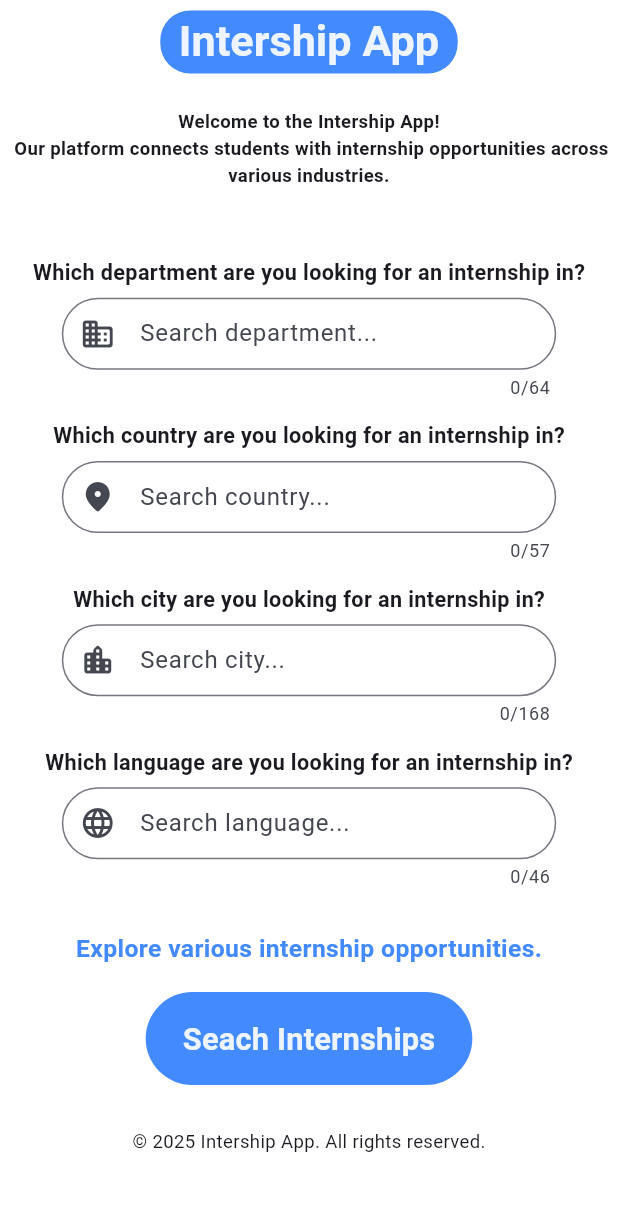
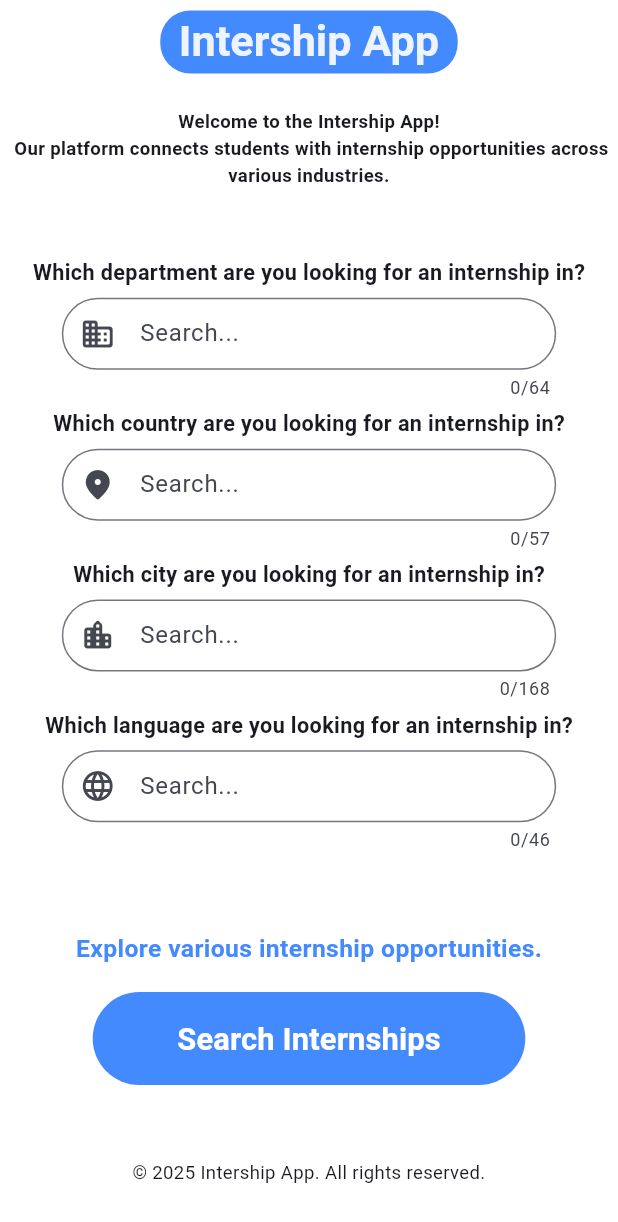
Before and after one commit to DoritosLover1/Flutter_Internship_Searching_App, a Flutter app: the screen it shows after launch, on a phone screen of 412 x 824 dp. Shown: the top 1222 px of the screen. Run offline on Flutter 3.47's test engine with Material 3 defaults, Android fonts, the phone set to English and light mode, and no system bars.

Commit message:
Some fixes and the search result page is partially done

```diff
--- a/lib/App/IntershipApp.dart
+++ b/lib/App/IntershipApp.dart
@@ -1,5 +1,7 @@
 import 'package:flutter/material.dart';
 import 'package:flutter/services.dart';
+
+import '../SpecialWidgets/SpecialWidgets.dart';
 
 class IntershipApp extends StatefulWidget {
   const IntershipApp({super.key});
@@ -9,12 +11,22 @@ class IntershipApp extends StatefulWidget {
 }
 
 class _IntershipAppState extends State<IntershipApp> {
+  bool isSearchResults = false;
+  bool isLoading = false;
+  List<String> searchResults = [];
+
+  final departmentController = TextEditingController();
+  final countryController = TextEditingController();
+  final cityController = TextEditingController();
+  final languageController = TextEditingController();
+
   @override
   Widget build(BuildContext context) {
     double screenWidth = MediaQuery.of(context).size.width;
     double screenHeight = MediaQuery.of(context).size.height;
 
     return Scaffold(
+      resizeToAvoidBottomInset: false,
       backgroundColor: Colors.white,
       appBar: AppBar(
         backgroundColor: Colors.white,
@@ -25,8 +37,8 @@ class _IntershipAppState extends State<IntershipApp> {
               color: Colors.blueAccent,
               borderRadius: BorderRadius.circular(20.0),
             ),
-              child:
-                Text('Intership App',
+            child: Text(
+              'Intership App',
               style: TextStyle(
                 fontSize: screenWidth * 0.07,
                 fontWeight: FontWeight.bold,
@@ -36,12 +48,60 @@ class _IntershipAppState extends State<IntershipApp> {
           ),
         ),
       ),
-      body: Column(
+      body: isLoading
+          ? Center(child: CircularProgressIndicator())
+          : isSearchResults
+              ? Column(
+                  children: [
+                    Expanded(
+                      child: ListView.builder(
+                        itemCount: searchResults.length,
+                        itemBuilder: (_, index) => Card(
+                          margin: EdgeInsets.symmetric(horizontal: screenWidth * 0.05, vertical: screenHeight * 0.01),
+                          elevation: 3,
+                          shape: RoundedRectangleBorder(borderRadius: BorderRadius.circular(15)),
+                          child: ListTile(
+                            leading: Icon(Icons.work, color: Colors.blueAccent),
+                            title: Text(searchResults[index]),
+                          ),
+                        ),
+                      ),
+                    ),
+                    SizedBox(height: screenHeight * 0.02),
+                    Align(
+                      alignment: Alignment.center,
+                      child: SizedBox(
+                        width: screenWidth * 0.7,
+                        child: TextButton(
+                          style: TextButton.styleFrom(
+                            backgroundColor: Colors.grey[300],
+                            padding: EdgeInsets.symmetric(vertical: screenHeight * 0.02),
+                            shape: RoundedRectangleBorder(borderRadius: BorderRadius.circular(35.0)),
+                          ),
+                          onPressed: () {
+                            setState(() {
+                              isSearchResults = false;
+                              searchResults.clear();
+                            });
+                          },
+                          child: Text(
+                            '← Back to Search',
+                            style: TextStyle(
+                              fontWeight: FontWeight.bold,
+                              fontSize: screenWidth * 0.05,
+                              color: Colors.black87,
+                            ),
+                          ),
+                        ),
+                      ),
+                    ),
+                    SizedBox(height: screenHeight * 0.01),
+                  ],
+                )
+              : Column(
                   mainAxisAlignment: MainAxisAlignment.start,
                   children: <Widget>[
-
                     SizedBox(height: screenHeight * 0.02),
-
                     Center(
                       child: Text(
                         'Welcome to the Intership App! \n Our platform connects students with internship opportunities across various industries.',
@@ -54,135 +114,17 @@ class _IntershipAppState extends State<IntershipApp> {
                       child: Column(
                         crossAxisAlignment: CrossAxisAlignment.center,
                         children: [
-
                           SizedBox(height: screenHeight * 0.055),
-
-                Container(
-                  padding: EdgeInsets.symmetric(horizontal: screenWidth * 0.05),
-                  child: Text(
-                    'Which department are you looking for an internship in?',
-                    style: TextStyle(
-                    fontSize: screenWidth * 0.035,
-                    fontWeight: FontWeight.bold,
+                          buildLabel('Which department are you looking for an internship in?', screenWidth),
+                          buildTextField(departmentController, Icons.business_rounded, screenWidth, screenHeight, 64),
+                          buildLabel('Which country are you looking for an internship in?', screenWidth),
+                          buildTextField(countryController, Icons.location_on_rounded, screenWidth, screenHeight, 57),
+                          buildLabel('Which city are you looking for an internship in?', screenWidth),
+                          buildTextField(cityController, Icons.location_city_rounded, screenWidth, screenHeight, 168),
+                          buildLabel('Which language are you looking for an internship in?', screenWidth),
+                          buildTextField(languageController, Icons.language_rounded, screenWidth, screenHeight, 46),
+                        ],
                       ),
-                  ),
-                ),
-                Container(
-                  margin: EdgeInsets.symmetric(vertical: screenHeight * 0.007),
-                  padding: EdgeInsets.symmetric(horizontal: screenWidth * 0.1),
-                  child: TextField(
-                    maxLength: 64,
-                    inputFormatters: [
-                      FilteringTextInputFormatter.deny(RegExp(r'[0-9]'))
-                    ],
-                    decoration: InputDecoration(
-                      prefixIcon: Icon(Icons.business_rounded),
-                      contentPadding: EdgeInsets.symmetric(vertical: screenHeight * 0.01),
-                      hintText: 'Search department...',
-                      border: OutlineInputBorder(
-                        borderRadius: BorderRadius.circular(30.0)
-                      ),
-                    ),
-                  ),
-                ),
-
-                SizedBox(height: screenHeight * 0.010),
-
-                Container(
-                  padding: EdgeInsets.symmetric(horizontal: screenWidth * 0.05),
-                  child: Text(
-                    'Which country are you looking for an internship in?',
-                    style: TextStyle(
-                      fontSize: screenWidth * 0.035,
-                      fontWeight: FontWeight.bold,
-                    ),
-                  ),
-                ),
-                Container(
-                  margin: EdgeInsets.symmetric(vertical: screenHeight * 0.007),
-                  padding: EdgeInsets.symmetric(horizontal: screenWidth * 0.1),
-                  child: TextField(
-                    maxLength: 57,
-                    inputFormatters: [
-                      FilteringTextInputFormatter.deny(RegExp(r'[0-9]'))
-                    ],
-                    decoration: InputDecoration(
-                      prefixIcon: Icon(Icons.location_on_rounded),
-                      contentPadding: EdgeInsets.symmetric(vertical: screenHeight * 0.01),
-                      hintText: 'Search country...',
-                      border: OutlineInputBorder(
-                        borderRadius: BorderRadius.circular(30.0)
-                      ),
-                    ),
-                  ),
-                ),
-
-                SizedBox(height: screenHeight * 0.010),
-
-                Container(
-                  padding: EdgeInsets.symmetric(horizontal: screenWidth * 0.05),
-                  child: Text(
-                    'Which city are you looking for an internship in?',
-                    style: TextStyle(
-                      fontSize: screenWidth * 0.035,
-                      fontWeight: FontWeight.bold,
-                    ),
-                  ),
-                ),
-                Container(
-                  margin: EdgeInsets.symmetric(vertical: screenHeight * 0.007),
-                  padding: EdgeInsets.symmetric(horizontal: screenWidth * 0.1),
-                  child: TextField(
-                    maxLength: 168,
-                    inputFormatters: [
-                      FilteringTextInputFormatter.deny(RegExp(r'[0-9]'))
-                    ],
-                    decoration: InputDecoration(
-                      prefixIcon: Icon(Icons.location_city_rounded),
-                      contentPadding: EdgeInsets.symmetric(vertical: screenHeight * 0.01),
-                      hintText: 'Search city...',
-                      border: OutlineInputBorder(
-                        borderRadius: BorderRadius.circular(30.0)
-                      ),
-                    ),
-                  ),
-                ),
-
-                SizedBox(height: screenHeight * 0.010),
-
-                Container(
-                  padding: EdgeInsets.symmetric(horizontal: screenWidth * 0.05),
-                  child: Text(
-                    'Which language are you looking for an internship in?',
-                    style: TextStyle(
-                      fontSize: screenWidth * 0.035,
-                      fontWeight: FontWeight.bold,
-                    ),
-                  ),
-                ),
-                Container(
-                  margin: EdgeInsets.symmetric(vertical: screenHeight * 0.007),
-                  padding: EdgeInsets.symmetric(horizontal: screenWidth * 0.1),
-                  child: TextField(
-                    maxLength: 46,
-                    inputFormatters: [
-                      FilteringTextInputFormatter.deny(RegExp(r'[0-9]'))
-                    ],
-                    decoration: InputDecoration(
-                      prefixIcon: Icon(Icons.language_rounded),
-                      contentPadding: EdgeInsets.symmetric(vertical: screenHeight * 0.01),
-                      hintText: 'Search language...',
-                      border: OutlineInputBorder(
-                        borderRadius: BorderRadius.circular(30.0)
-                      ),
-                    ),
-                  ),
-                ),
-
-                SizedBox(height: screenHeight * 0.010)
-
-              ],
-            )
                     ),
                     Center(
                       child: Text(
@@ -190,41 +132,80 @@ class _IntershipAppState extends State<IntershipApp> {
                         style: TextStyle(fontSize: screenWidth * 0.04, fontWeight: FontWeight.bold, color: Colors.blueAccent),
                       ),
                     ),
-
                     SizedBox(height: screenHeight * 0.02),
-          Center(
+                    Align(
+                      alignment: Alignment.center,
+                      child: SizedBox(
+                        width: screenWidth * 0.7,
                         child: TextButton(
                           style: TextButton.styleFrom(
                             backgroundColor: Colors.blueAccent,
-                padding: EdgeInsets.symmetric(horizontal: screenWidth * 0.06, vertical: screenHeight * 0.02),
+                            padding: EdgeInsets.symmetric(vertical: screenHeight * 0.02),
                             shape: RoundedRectangleBorder(borderRadius: BorderRadius.circular(35.0)),
                           ),
-              onPressed: null,
+                          onPressed: () {
+                            if (departmentController.text.isEmpty ||
+                                countryController.text.isEmpty ||
+                                cityController.text.isEmpty ||
+                                languageController.text.isEmpty) {
+                              showDialog(
+                                context: context,
+                                builder: (BuildContext context) {
+                                  return AlertDialog(
+                                    shape: RoundedRectangleBorder(borderRadius: BorderRadius.circular(20)),
+                                    title: Text('Missing Information'),
+                                    content: Text('Please fill in all fields before searching.'),
+                                    actions: [
+                                      TextButton(
+                                        onPressed: () => Navigator.of(context).pop(),
+                                        child: Text('OK'),
+                                      ),
+                                    ],
+                                  );
+                                },
+                              );
+                            } else {
+                              setState(() {
+                                isLoading = true;
+                              });
+
+                              Future.delayed(Duration(seconds: 5), () {
+                                setState(() {
+                                  isLoading = false;
+                                  isSearchResults = true;
+                                  searchResults = [
+                                    'Internship 1 in ${departmentController.text}, ${countryController.text}, ${cityController.text}, ${languageController.text}',
+                                    'Internship 2 in ${departmentController.text}, ${countryController.text}, ${cityController.text}, ${languageController.text}',
+                                  ];
+                                });
+                              });
+                            }
+                          },
                           child: Text(
-                'Seach Internships',
-                style:
-                  TextStyle(
+                            'Search Internships',
+                            style: TextStyle(
                               fontWeight: FontWeight.bold,
                               fontSize: screenWidth * 0.05,
-                    color: const Color.fromARGB(232, 255, 255, 255),
+                              color: Colors.white,
                             ),
                           ),
                         ),
                       ),
-
-          BottomAppBar(
+                    ),
+                  ],
+                ),
+      bottomNavigationBar: BottomAppBar(
         color: Colors.white,
-            child: Container(
+        elevation: 8,
+        child: Padding(
           padding: EdgeInsets.symmetric(vertical: screenHeight * 0.021),
           child: Text(
             '© 2025 Intership App. All rights reserved.',
+            textAlign: TextAlign.center,
             style: TextStyle(fontSize: screenWidth * 0.03),
           ),
         ),
       ),
-
-        ],
-      ),
     );
   }
 }
--- /dev/null
+++ b/lib/SpecialClasses/SpecialClasses.dart
@@ -0,0 +1,12 @@
+import 'package:flutter/material.dart';
+import 'package:flutter/services.dart';
+
+class NoSpaceFormatter extends TextInputFormatter {
+  @override
+  TextEditingValue formatEditUpdate(TextEditingValue oldValue, TextEditingValue newValue) {
+    if( newValue.text.startsWith(' ')){
+      return oldValue;
+    }
+    return newValue;
+  }
+}
--- /dev/null
+++ b/lib/SpecialWidgets/SpecialWidgets.dart
@@ -0,0 +1,31 @@
+import 'package:api_app/SpecialClasses/SpecialClasses.dart';
+import 'package:flutter/material.dart';
+import 'package:flutter/services.dart';
+
+Widget buildLabel(String text, double screenWidth) {
+    return Container(
+      padding: EdgeInsets.symmetric(horizontal: screenWidth * 0.05),
+      child: Text(
+        text,
+        style: TextStyle(fontSize: screenWidth * 0.035, fontWeight: FontWeight.bold),
+      ),
+    );
+  }
+
+  Widget buildTextField(TextEditingController controller, IconData icon, double screenWidth, double screenHeight, int maxLength) {
+    return Container(
+      margin: EdgeInsets.symmetric(vertical: screenHeight * 0.007),
+      padding: EdgeInsets.symmetric(horizontal: screenWidth * 0.1),
+      child: TextField(
+        controller: controller,
+        maxLength: maxLength,
+        inputFormatters: [ NoSpaceFormatter() ,FilteringTextInputFormatter.allow(RegExp(r'[a-zA-ZüöÇŞİşçÜÖĞğ" "]'))],
+        decoration: InputDecoration(
+          prefixIcon: Icon(icon),
+          contentPadding: EdgeInsets.symmetric(vertical: screenHeight * 0.01),
+          hintText: 'Search...',
+          border: OutlineInputBorder(borderRadius: BorderRadius.circular(30.0)),
+        ),
+      ),
+    );
+  }
```
Lines whose indentation alone changed are shown as unchanged.
